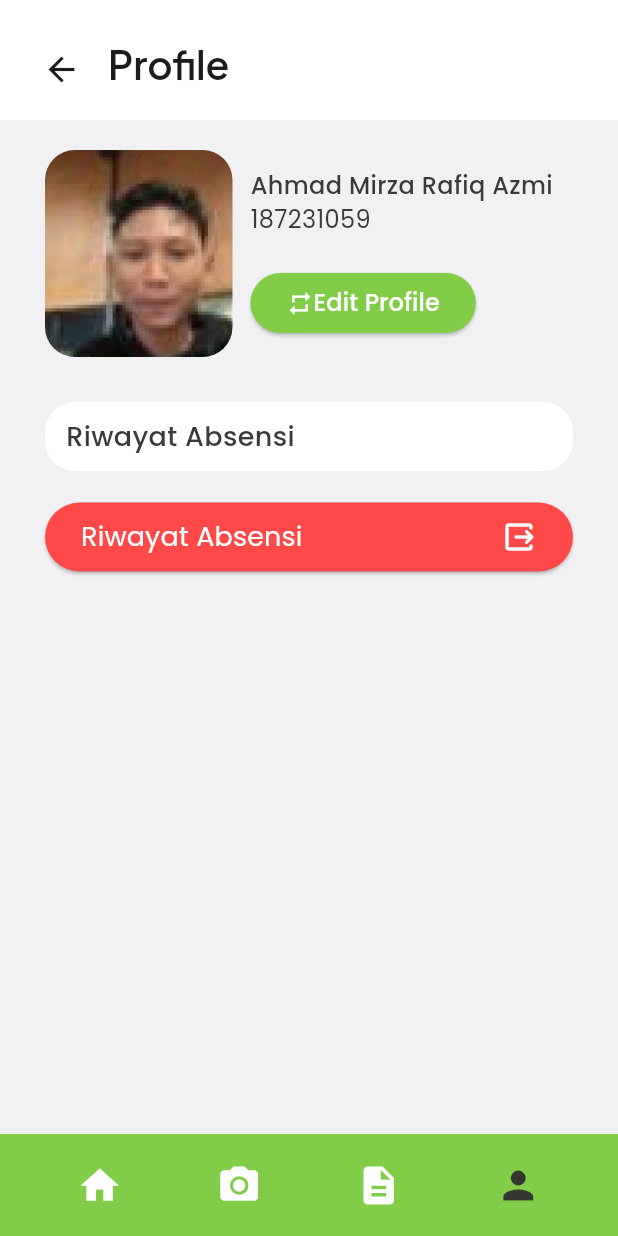
After one commit to Amierza/hadirin, a Flutter app: the ProfilePage screen opened by its route, on a phone screen of 412 x 824 dp. The commit adds this screen. Run offline on Flutter 3.47's test engine with Material 3 defaults, Android fonts, the phone set to English and light mode, and no system bars; our stand-ins replace flutter_map, geolocator, get, google_fonts, image_picker, latlong2.

Commit message:
Add profile page

```diff
--- a/frontend/lib/main.dart
+++ b/frontend/lib/main.dart
@@ -1,5 +1,6 @@
 import 'package:flutter/material.dart';
 import 'package:frontend/pages/presence_page.dart';
+import 'package:frontend/pages/profile_page.dart';
 import 'package:get/get.dart';
 import 'package:frontend/pages/splash_page.dart';
 import 'package:frontend/pages/sign_in_page.dart';
@@ -30,6 +31,7 @@ class MyApp extends StatelessWidget {
         GetPage(name: '/presence', page: () => PresencePage()),
         GetPage(name: '/home', page: () => HomePage()),
         GetPage(name: '/perizinan', page: () => HomePage()),
+        GetPage(name: '/profile', page: () => ProfilePage()),
       ],
     );
   }
--- /dev/null
+++ b/frontend/lib/pages/profile_page.dart
@@ -0,0 +1,132 @@
+import 'package:flutter/material.dart';
+import 'package:flutter/widgets.dart';
+import 'package:frontend/shared/theme.dart';
+import 'package:frontend/widgets/appbar.dart';
+import 'package:frontend/widgets/navbar.dart';
+import 'package:google_fonts/google_fonts.dart';
+
+class ProfilePage extends StatelessWidget {
+  const ProfilePage({super.key});
+
+  @override
+  Widget build(BuildContext context) {
+    return Scaffold(
+      backgroundColor: secondaryBackgroundColor,
+      appBar: CustomAppBar(title: 'Profile'),
+      body: Padding(
+        padding: const EdgeInsets.symmetric(horizontal: 30, vertical: 20),
+        child: Column(
+          children: [
+            Row(
+              children: [
+                ClipRRect(
+                  borderRadius: BorderRadius.circular(20),
+                  child: Image.asset(
+                    'assets/muka_presensi.png',
+                    height: 138,
+                    width: 125,
+                    fit: BoxFit.cover,
+                  ),
+                ),
+                const SizedBox(width: 12),
+                Column(
+                  crossAxisAlignment: CrossAxisAlignment.start,
+                  children: [
+                    Text(
+                      'Ahmad Mirza Rafiq Azmi',
+                      style: GoogleFonts.poppins(
+                        fontSize: 16,
+                        fontWeight: medium,
+                        color: primaryTextColor,
+                      ),
+                    ),
+                    Text(
+                      '187231059',
+                      style: GoogleFonts.poppins(
+                        fontSize: 16,
+                        color: primaryTextColor,
+                      ),
+                    ),
+                    const SizedBox(height: 20),
+                    ElevatedButton(
+                      style: ElevatedButton.styleFrom(
+                        backgroundColor: primaryColor,
+                        foregroundColor: Colors.white,
+                        iconColor: Colors.white,
+                      ),
+                      onPressed: () {},
+                      child: Row(
+                        children: [
+                          Icon(Icons.repeat, size: 18),
+                          Text(
+                            'Edit Profile',
+                            style: GoogleFonts.poppins(
+                              fontSize: 16,
+                              color: Colors.white,
+                            ),
+                          ),
+                        ],
+                      ),
+                    ),
+                  ],
+                ),
+              ],
+            ),
+            const SizedBox(height: 30),
+            Container(
+              decoration: BoxDecoration(
+                borderRadius: BorderRadius.circular(20),
+                color: Colors.white,
+              ),
+              width: double.infinity,
+              child: Padding(
+                padding: const EdgeInsets.symmetric(
+                  horizontal: 14,
+                  vertical: 10,
+                ),
+                child: Text(
+                  'Riwayat Absensi',
+                  style: GoogleFonts.poppins(
+                    fontSize: 18,
+                    fontWeight: medium,
+                    color: primaryTextColor,
+                  ),
+                ),
+              ),
+            ),
+            const SizedBox(height: 20),
+            ElevatedButton(
+              style: ElevatedButton.styleFrom(
+                backgroundColor: dangerColor,
+                foregroundColor: Colors.white,
+                iconColor: Colors.white,
+              ),
+              onPressed: () {},
+              child: Padding(
+                padding: const EdgeInsets.symmetric(vertical: 10),
+                child: Row(
+                  mainAxisAlignment: MainAxisAlignment.spaceBetween,
+                  children: [
+                    Text(
+                      'Riwayat Absensi',
+                      style: GoogleFonts.poppins(
+                        fontSize: 18,
+                        fontWeight: regular,
+                        color: Colors.white,
+                      ),
+                    ),
+                    Icon(Icons.output_rounded, size: 24),
+                  ],
+                ),
+              ),
+            ),
+          ],
+        ),
+      ),
+      bottomNavigationBar: CustomBottomNavigationBar(
+        onItemTapped: (index) {},
+        currentIndex: 3,
+      ),
+    );
+  }
+}
--- a/frontend/lib/pages/sign_in_page.dart
+++ b/frontend/lib/pages/sign_in_page.dart
@@ -1,5 +1,5 @@
 import 'package:flutter/material.dart';
-import 'package:frontend/pages/presence_page.dart';
+import 'package:frontend/pages/profile_page.dart';
 import 'package:get/get.dart';
 import 'package:google_fonts/google_fonts.dart';
 import 'package:frontend/shared/theme.dart';
@@ -149,7 +149,7 @@ class _SignInPageState extends State<SignInPage> {
                 alignment: Alignment.centerRight,
                 child: TextButton(
                   onPressed: () {
-                    Get.to(() => PresencePage());
+                    Get.to(() => ProfilePage());
                   },
                   child: Text(
                     'Forgot Password?',
--- a/frontend/pubspec.yaml
+++ b/frontend/pubspec.yaml
@@ -41,6 +41,7 @@ dependencies:
   path_provider: ^2.1.5
   image_picker: ^1.1.2
   flutter_map: ^8.1.0
+  google_maps_flutter: ^2.10.1
   latlong2: ^0.9.1
 
 dev_dependencies:
```
Also changed, not shown: frontend/lib/controllers/presence_controller.dart (+31 -11 lines), frontend/lib/pages/presence_page.dart (+100 -33 lines), frontend/pubspec.lock, 3 other files.
